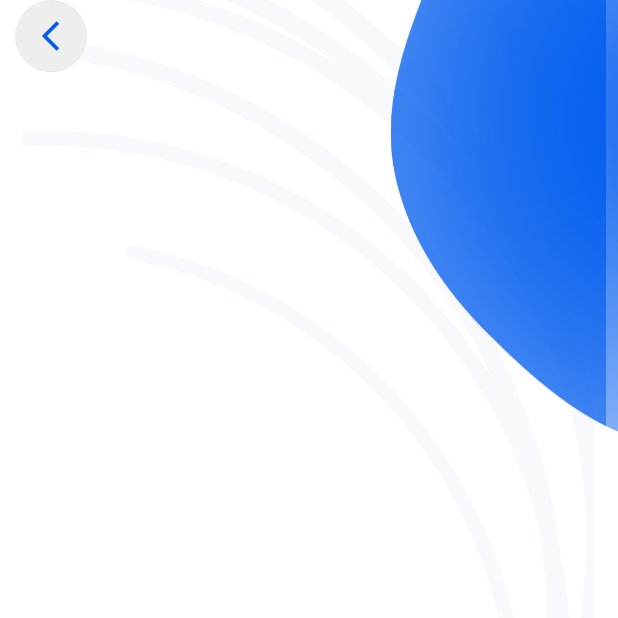
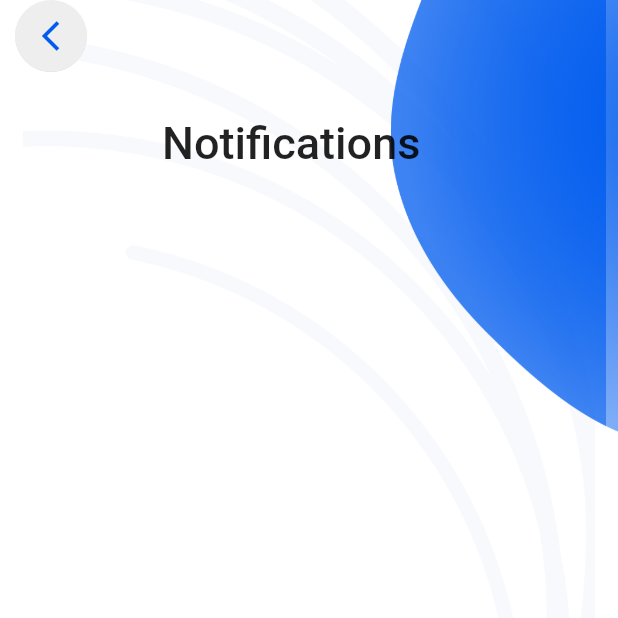
Before and after one commit to snowman1120/etaka, a Flutter app: the NotificationScreen screen opened directly, on a phone screen of 412 x 824 dp, the top half of it. Run offline on Flutter 3.47's test engine with Material 2 defaults, Android fonts, the phone set to English and light mode, and no system bars; our stand-ins replace fl_chart, flutter_spinkit, flutter_svg, fluttertoast, geolocator, persistent_bottom_nav_bar and 1 more; missing offline and left inert: flutter_sslcommerz, numeric_keyboard; accounts and stored records are empty.

Commit message:
Update notification_screen.dart

```diff
--- a/lib/views/screens/notification_screen.dart
+++ b/lib/views/screens/notification_screen.dart
@@ -13,7 +13,19 @@ class _NotificationScreenState extends State<NotificationScreen> {
   Widget build(BuildContext context) {
     return CustomScaffold(
       body: Column(
-
+        crossAxisAlignment: CrossAxisAlignment.start,
+        children: [
+        SizedBox(
+        height: 10,
+      ),
+      Padding(
+        padding: const EdgeInsets.only(left: 100, ),
+        child: Text(
+          "Notifications",
+          style: TextStyle(fontSize: 30, fontWeight: FontWeight.w500, ),
+        ),
+      ),
+      ]
       )
     );
   }
```
